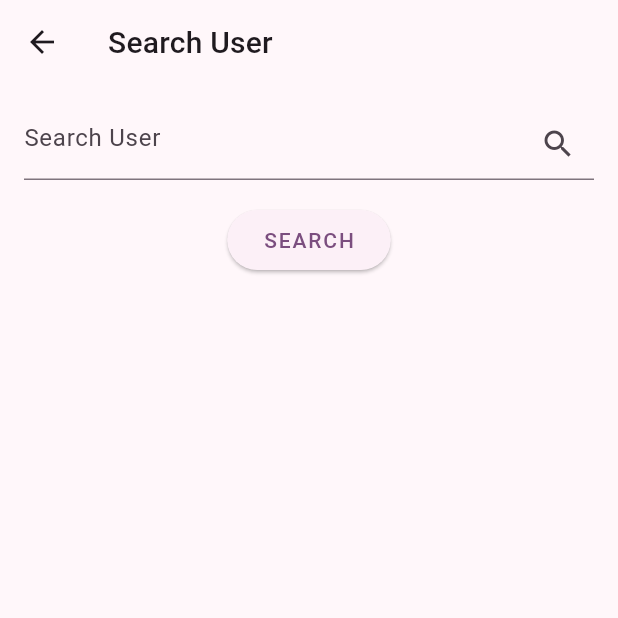
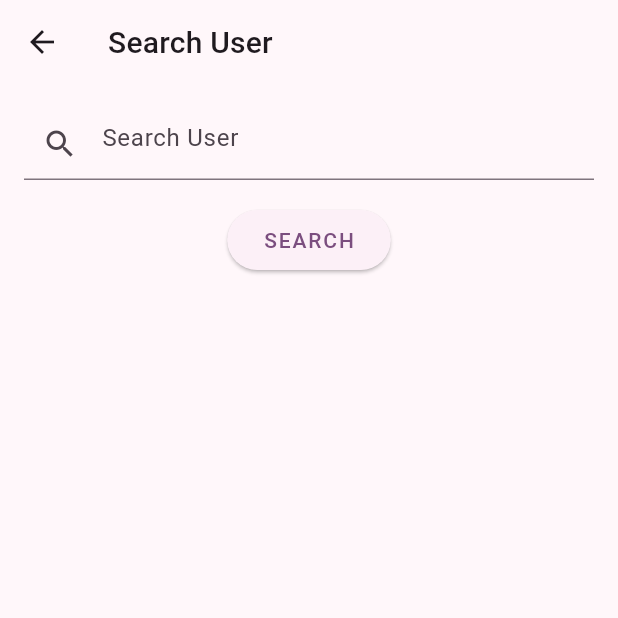
Before and after one commit to mikezamayias/dash_git, a Flutter app: the SearchUserView screen opened directly, on a phone screen of 412 x 824 dp, the top half of it. Run offline on Flutter 3.47's test engine with Material 3 defaults, Android fonts, the phone set to English and light mode, and no system bars; drawn by our look-alikes of flutter_platform_widgets; our stand-ins replace flutter_riverpod, flutter_secure_storage, preload_page_view; missing offline and left inert: flutter_screwdriver, flutter_web_auth_2; accounts and stored records are empty.

Commit message:
tweaks icon position

```diff
--- a/lib/views/search_user_view.dart
+++ b/lib/views/search_user_view.dart
@@ -26,7 +26,7 @@ class SearchUserView extends StatelessWidget {
                   controller: textEditingController,
                   decoration: const InputDecoration(
                     hintText: 'Search User',
-                    suffixIcon: Icon(Icons.search),
+                    prefixIcon: Icon(Icons.search),
                   ),
                 ),
               ),
```
